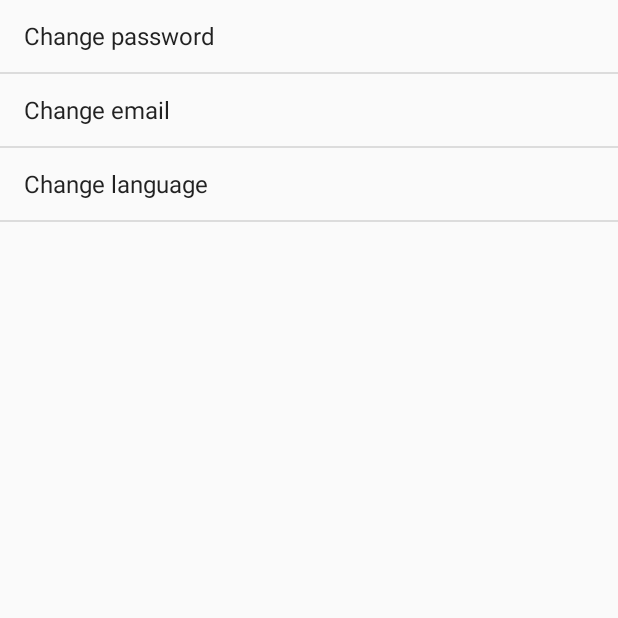
After one commit to EcoCyam/EcoCyam-Mobile, an Android app: the SettingsActivity screen opened directly, with no data from a screen before it, on a phone screen of 412 x 824 dp, the top half of it. The commit adds this screen. Run offline under Robolectric (Android 15) with nearby library versions, the phone set to English and light mode, and no system bars.

Commit message:
"multi_language decorator + listView settings"

```diff
--- a/app/src/main/AndroidManifest.xml
+++ b/app/src/main/AndroidManifest.xml
@@ -18,9 +18,8 @@
         <activity android:name=".activities.LoginActivity" />
         <activity android:name=".activities.ScannerActivity" />
         <activity android:name=".activities.MainActivity" />
-        <activity android:name=".ScannerActivity"></activity>
         <activity android:name=".HistoryActivity"></activity>
-        <activity android:name=".MainActivity"></activity>
+        <activity android:name=".activities.SettingsActivity"></activity>
         <activity android:name=".activities.SplashScreenActivity">
             <intent-filter>
                 <action android:name="android.intent.action.MAIN" />
--- /dev/null
+++ b/app/src/main/java/com/example/ecocyam/activities/SettingsActivity.java
@@ -0,0 +1,125 @@
+package com.example.ecocyam.activities;
+
+import android.app.Activity;
+import android.content.DialogInterface;
+import android.content.SharedPreferences;
+import android.content.res.Configuration;
+import android.content.res.Resources;
+import android.os.Bundle;
+import android.view.View;
+import android.widget.AdapterView;
+import android.widget.ArrayAdapter;
+import android.widget.ListView;
+
+import androidx.annotation.Nullable;
+import androidx.appcompat.app.AlertDialog;
+import androidx.appcompat.app.AppCompatActivity;
+
+import com.example.ecocyam.R;
+import com.example.ecocyam.entities.AllLanguageImpl;
+import com.example.ecocyam.interfaces.AllLanguage;
+import com.example.ecocyam.language_decorator.FrenchLanguage;
+
+import java.util.ArrayList;
+import java.util.List;
+import java.util.Locale;
+import java.util.Map;
+
+public final class SettingsActivity extends AppCompatActivity {
+    /* default */private ListView listViewSettings;
+
+    @Override
+    protected void onCreate(@Nullable Bundle savedInstanceState) {
+        super.onCreate(savedInstanceState);
+        setContentView(R.layout.activity_list_view_settings);
+        showListSettings();
+
+        listViewSettings.setOnItemClickListener(new AdapterView.OnItemClickListener(){
+            @Override
+            public void onItemClick(AdapterView<?> adapterView, View view, int position, long id) {
+                actionItemClicked(position);
+            }
+        });
+    }
+
+    public void actionItemClicked(int position) {
+        switch (position){
+            case 2 :
+              showChangeLangageDialog();
+              default:
+                  return;
+        }
+    }
+
+    public List<String> fillSettingsList() {
+        List<String> settings = new ArrayList<>();
+        settings.add("Change password");
+        settings.add("Change email");
+        settings.add("Change language");
+        return  settings;
+    }
+
+    public void showListSettings() {
+        //settings list
+        listViewSettings = findViewById(R.id.listView_settings);
+        List<String> itemSettings = fillSettingsList();
+        ArrayAdapter arrayAdapter = new ArrayAdapter(this,android.R.layout.simple_list_item_1,itemSettings);
+        listViewSettings.setAdapter(arrayAdapter);
+
+        //fin settings list
+
+        //account.setOnClickListener(v -> showChangeLangageDialog());
+    }
+
+
+    public void showChangeLangageDialog() {
+        //simplement modifier ici les nouvelles langues en faisant new langue
+        AllLanguage allLanguage =new FrenchLanguage(new AllLanguageImpl());
+        Map<String, String> allSupportedLanguage = allLanguage.addSupportedLanguage();
+
+
+        final String[] lstLanguagesCode = new String[allSupportedLanguage.size()];
+        final String[] lstLanguagesDisplay = new String[allSupportedLanguage.size()];
+
+        final int[] i = {0};
+        allSupportedLanguage.forEach((k, v) -> {
+            lstLanguagesCode[i[0]] = k;
+            lstLanguagesDisplay[i[0]] = v;
+            i[0] = i[0] + 1;
+        });
+
+        AlertDialog.Builder alertDialogBuilder = new AlertDialog.Builder(this);
+        alertDialogBuilder.setTitle("Select language");
+        alertDialogBuilder.setSingleChoiceItems(lstLanguagesDisplay, -1, new DialogInterface.OnClickListener() {
+            @Override
+            public void onClick(DialogInterface dialog, int which) {
+                setLocale(lstLanguagesCode[which]);
+                recreate();
+                dialog.dismiss();
+            }
+        });
+
+        AlertDialog alerDialog = alertDialogBuilder.create();
+        alerDialog.show();
+    }
+
+    public void setLocale(String language) {
+        Locale locale = new Locale(language);
+        Locale.setDefault(locale);
+
+        Resources resources = getBaseContext().getResources();
+        Configuration configuration = resources.getConfiguration();
+        configuration.setLocale(locale);
+
+        getBaseContext().createConfigurationContext(configuration);
+        SharedPreferences.Editor editor = getSharedPreferences("Settings",MODE_PRIVATE).edit();
+        editor.putString("My_lang",language);
+        editor.apply();
+    }
+
+    public void loadLocale(){
+        SharedPreferences prefs = getSharedPreferences("Settings", Activity.MODE_PRIVATE);
+        String language = prefs.getString("My_lang","");
+        setLocale(language);
+    }
+}
--- /dev/null
+++ b/app/src/main/res/layout/activity_list_view_settings.xml
@@ -0,0 +1,11 @@
+<?xml version="1.0" encoding="utf-8"?>
+<LinearLayout xmlns:android="http://schemas.android.com/apk/res/android"
+    android:orientation="vertical" android:layout_width="match_parent"
+    android:layout_height="match_parent">
+
+    <ListView
+        android:id="@+id/listView_settings"
+        android:layout_width="match_parent"
+        android:layout_height="match_parent"/>
+
+</LinearLayout>
```
Also changed, not shown: app/src/main/java/com/example/ecocyam/activities/MainActivity.java (+4 -56 lines).
